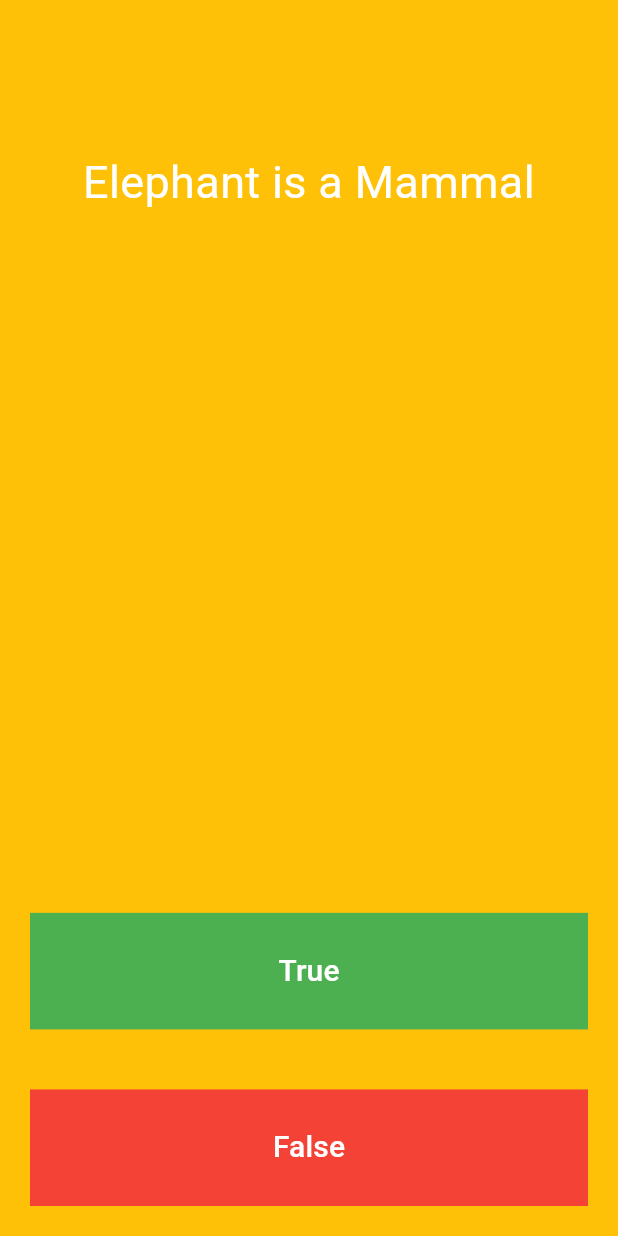
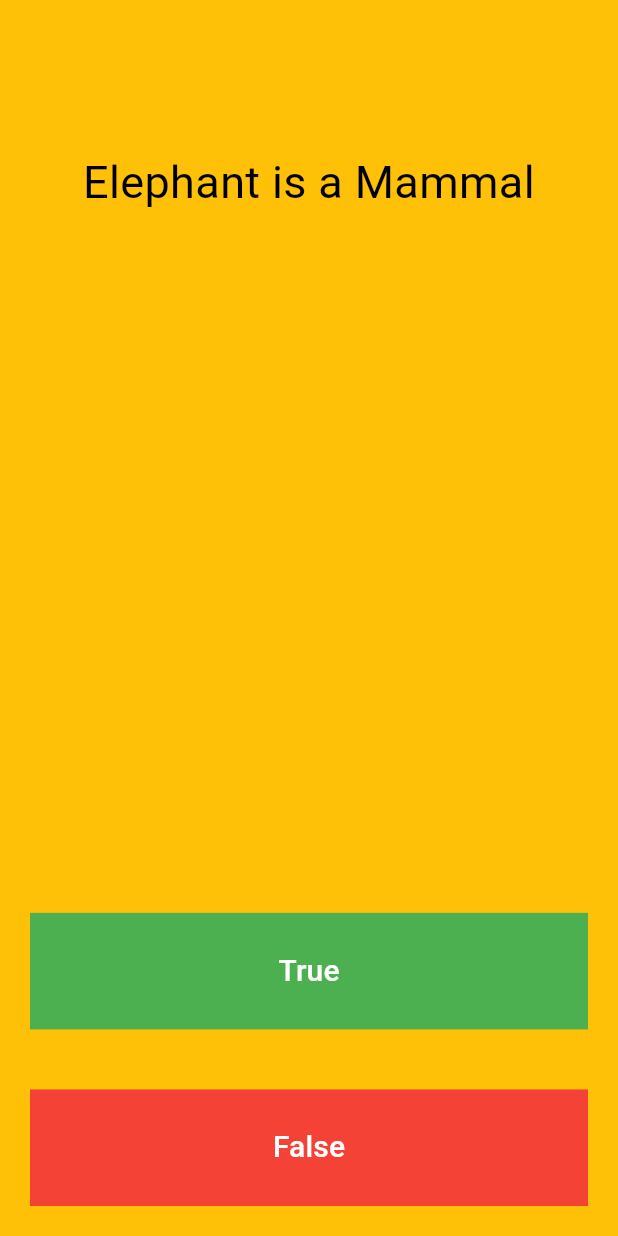
Before and after one commit to Farseena-Sirin-P-P/quiz_app, a Flutter app: the screen it shows after launch, on a phone screen of 412 x 824 dp. Run offline on Flutter 3.47's test engine with Material 3 defaults, Android fonts, the phone set to English and light mode, and no system bars.

```diff
--- a/lib/main.dart
+++ b/lib/main.dart
@@ -46,7 +46,7 @@ class _QuizScreenState extends State<QuizScreen> {
                 child: Text(
                   questions[questionNo],
                   textAlign: TextAlign.center,
-                  style: TextStyle(color: Colors.white, fontSize: 30),
+                  style: TextStyle(color: Colors.black, fontSize: 30),
                 ),
               ),
             ),
```
